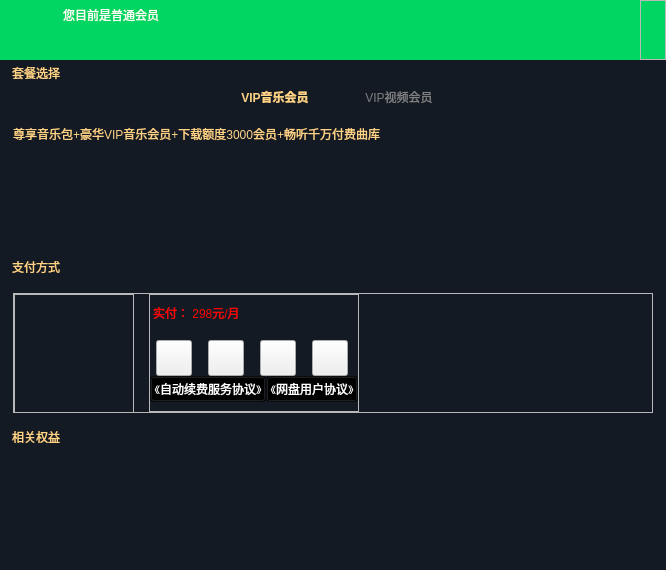
Old version of the form VideoPlayer/mainwidget/vipmember/BuyVip.ui in the repository huizhang556/pc-video-player.
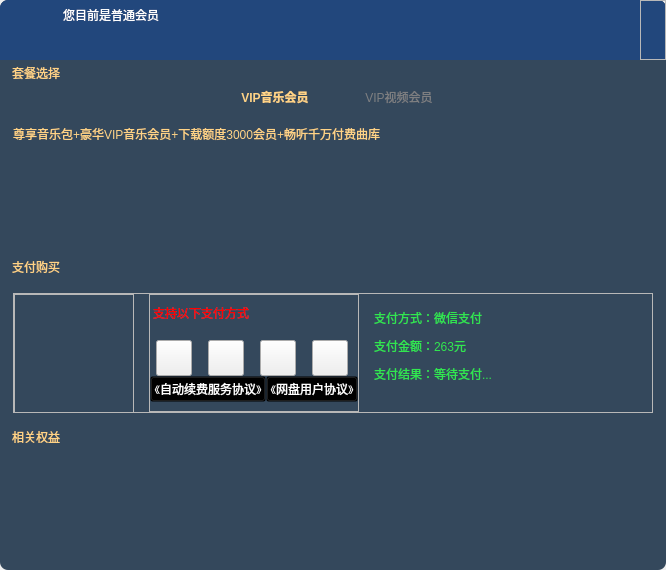
New version of the form. The open tabs and pages were chosen to show the change. Icons and pictures are not drawn. Custom widgets are drawn as their Qt base class.

Diff of the .ui file:
```diff
--- a/VideoPlayer/mainwidget/vipmember/BuyVip.ui
+++ b/VideoPlayer/mainwidget/vipmember/BuyVip.ui
@@ -49,8 +49,8 @@
      <property name="styleSheet">
       <string notr="true">#frame_main
 {
-border-radius:0px;
-background-color: #131a23;
+border-radius:8px;
+background-color: rgba(50, 70, 90,0.99);
 }</string>
      </property>
      <property name="frameShape">
@@ -92,11 +92,13 @@
         <property name="styleSheet">
          <string notr="true">#frame_title
 {
-border-radius:0px;
 border-bottom-right-radius:0px;
 border-bottom-left-radius:0px;
+border-top-right-radius:8px;
+border-top-left-radius:8px;
 /*background-color:qlineargradient(spread:pad,x1:0,y1:0,x2:1,y2:0,stop:0 #0c0f14, stop:0.5  #013ba2, stop:1 #0c0f14);*/
 background-color: #00d661;
+background-color: rgb(34, 71, 124);
 }</string>
         </property>
         <property name="frameShape">
@@ -661,7 +663,7 @@
 }</string>
         </property>
         <property name="title">
-         <string>支付方式</string>
+         <string>支付购买</string>
         </property>
         <layout class="QHBoxLayout" name="horizontalLayout_4">
          <property name="spacing">
@@ -871,7 +873,7 @@
 }</string>
                          </property>
                          <property name="text">
-                          <string>实付： 298元/月</string>
+                          <string>支持以下支付方式</string>
                          </property>
                         </widget>
                        </item>
@@ -1029,6 +1031,131 @@
                     </layout>
                    </widget>
                   </item>
+                  <item>
+                   <widget class="QGroupBox" name="groupBox_status">
+                    <property name="minimumSize">
+                     <size>
+                      <width>220</width>
+                      <height>116</height>
+                     </size>
+                    </property>
+                    <property name="styleSheet">
+                     <string notr="true">QLabel
+{
+font: 14px 400 &quot;微软雅黑&quot;;
+color: rgb(49, 231, 79);
+}</string>
+                    </property>
+                    <property name="title">
+                     <string/>
+                    </property>
+                    <layout class="QVBoxLayout" name="verticalLayout_14">
+                     <property name="spacing">
+                      <number>0</number>
+                     </property>
+                     <property name="leftMargin">
+                      <number>0</number>
+                     </property>
+                     <property name="topMargin">
+                      <number>0</number>
+                     </property>
+                     <property name="rightMargin">
+                      <number>0</number>
+                     </property>
+                     <property name="bottomMargin">
+                      <number>0</number>
+                     </property>
+                     <item>
+                      <layout class="QFormLayout" name="formLayout">
+                       <property name="horizontalSpacing">
+                        <number>0</number>
+                       </property>
+                       <property name="verticalSpacing">
+                        <number>0</number>
+                       </property>
+                       <item row="0" column="0">
+                        <widget class="QLabel" name="label">
+                         <property name="minimumSize">
+                          <size>
+                           <width>0</width>
+                           <height>28</height>
+                          </size>
+                         </property>
+                         <property name="text">
+                          <string>支付方式：</string>
+                         </property>
+                        </widget>
+                       </item>
+                       <item row="0" column="1">
+                        <widget class="QLabel" name="label_paymothed">
+                         <property name="minimumSize">
+                          <size>
+                           <width>0</width>
+                           <height>28</height>
+                          </size>
+                         </property>
+                         <property name="text">
+                          <string>微信支付</string>
+                         </property>
+                        </widget>
+                       </item>
+                       <item row="1" column="0">
+                        <widget class="QLabel" name="label_3">
+                         <property name="minimumSize">
+                          <size>
+                           <width>0</width>
+                           <height>28</height>
+                          </size>
+                         </property>
+                         <property name="text">
+                          <string>支付金额：</string>
+                         </property>
+                        </widget>
+                       </item>
+                       <item row="1" column="1">
+                        <widget class="QLabel" name="label_payamount">
+                         <property name="minimumSize">
+                          <size>
+                           <width>0</width>
+                           <height>28</height>
+                          </size>
+                         </property>
+                         <property name="text">
+                          <string>263元</string>
+                         </property>
+                        </widget>
+                       </item>
+                       <item row="2" column="0">
+                        <widget class="QLabel" name="label_5">
+                         <property name="minimumSize">
+                          <size>
+                           <width>0</width>
+                           <height>28</height>
+                          </size>
+                         </property>
+                         <property name="text">
+                          <string>支付结果：</string>
+                         </property>
+                        </widget>
+                       </item>
+                       <item row="2" column="1">
+                        <widget class="QLabel" name="label_paystatus">
+                         <property name="minimumSize">
+                          <size>
+                           <width>0</width>
+                           <height>28</height>
+                          </size>
+                         </property>
+                         <property name="text">
+                          <string>等待支付...</string>
+                         </property>
+                        </widget>
+                       </item>
+                      </layout>
+                     </item>
+                    </layout>
+                   </widget>
+                  </item>
                   <item>
                    <spacer name="horizontalSpacer_2">
                     <property name="orientation">
```
Left out of the diff: 10 changed lines with no effect on the pictures.
